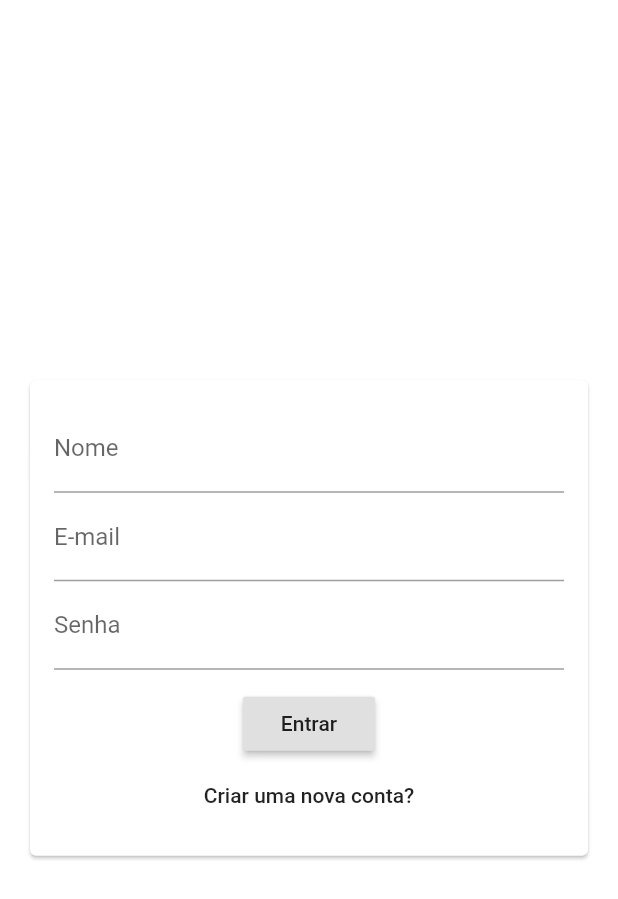
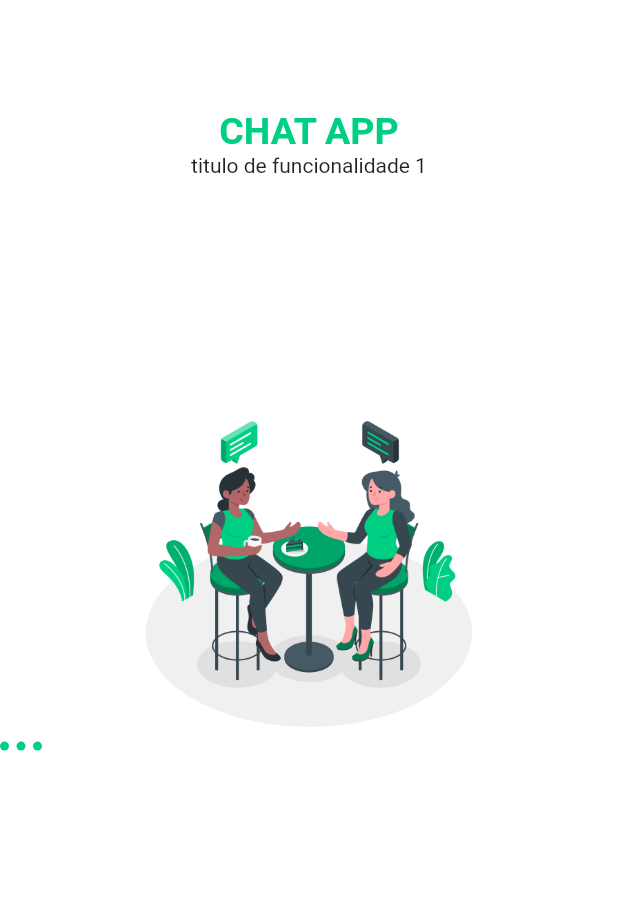
Before and after one commit to warleys14/chat_app, a Flutter app: the screen it shows after launch, on a phone screen of 412 x 824 dp. Shown: the top 899 px of the screen. Run offline on Flutter 3.47's test engine with Material 2 defaults, Android fonts, the phone set to English and light mode, and no system bars; our stand-ins replace cloud_firestore, firebase_core; accounts and stored records are empty.

Commit message:
onboarding screen and its widgets partially created TODO: finished page indicator and button

```diff
--- a/lib/main.dart
+++ b/lib/main.dart
@@ -1,4 +1,5 @@
 import 'package:chat_app/screens/auth_screen.dart';
+import 'package:chat_app/screens/onboarding/onboarding_screen.dart';
 import 'package:firebase_core/firebase_core.dart';
 import 'package:flutter/material.dart';
 
@@ -14,10 +15,10 @@ class MyApp extends StatelessWidget {
     return MaterialApp(
       debugShowCheckedModeBanner: false,
       theme: ThemeData(
-        primarySwatch: Colors.blue,
+        scaffoldBackgroundColor: Colors.white,
         visualDensity: VisualDensity.adaptivePlatformDensity,
       ),
-      home: AuthScreen(),
+      home: OnboardingScreen(), //AuthScreen(),
     );
   }
 }
--- /dev/null
+++ b/lib/screens/onboarding/onboarding_body.dart
@@ -0,0 +1,67 @@
+import 'package:chat_app/constants.dart';
+import 'package:chat_app/screens/onboarding/onboarding_content.dart';
+import 'package:flutter/material.dart';
+
+class Body extends StatefulWidget {
+  @override
+  _BodyState createState() => _BodyState();
+}
+
+class _BodyState extends State<Body> {
+  List<Map<String, String>> onboardingData = [
+    {
+      "title": "titulo de funcionalidade 1",
+      "image": "assets/images/conversation-chat.png"
+    },
+    {
+      "title": "titulo de funcionalidade 2",
+      "image": "assets/images/img-chat.png"
+    },
+    {
+      "title": "titulo de funcionalidade 3",
+      "image": "assets/images/people-chat.png"
+    },
+  ];
+
+  @override
+  Widget build(BuildContext context) {
+    return SafeArea(
+      child: SizedBox(
+        width: double.infinity,
+        child: Column(
+          children: [
+            Expanded(
+                flex: 3,
+                child: PageView.builder(
+                    itemCount: onboardingData.length,
+                    itemBuilder: (context, index) => OnboardingContent(
+                          image: onboardingData[index]["image"],
+                          text: onboardingData[index]["title"],
+                        ))),
+            Expanded(
+                flex: 2,
+                child: Column(
+                  children: [
+                    Row(
+                      children: List.generate(onboardingData.length,
+                          (index) => buildDot(index: index)),
+                    )
+                  ],
+                ))
+          ],
+        ),
+      ),
+    );
+  }
+
+  //TODO: Finish the page indicator and button
+  Container buildDot({int index}) {
+    return Container(
+      margin: EdgeInsets.only(right: 5),
+      width: 6,
+      height: 6,
+      decoration: BoxDecoration(
+          color: primaryColor, borderRadius: BorderRadius.circular(3)),
+    );
+  }
+}
--- /dev/null
+++ b/lib/screens/onboarding/onboarding_content.dart
@@ -0,0 +1,37 @@
+import 'package:flutter/material.dart';
+
+import '../../constants.dart';
+
+class OnboardingContent extends StatelessWidget {
+  const OnboardingContent({
+    Key key,
+    this.text,
+    this.image,
+  }) : super(key: key);
+
+  final String text;
+  final String image;
+
+  @override
+  Widget build(BuildContext context) {
+    return Column(
+      children: [
+        Spacer(),
+        Text(
+          "CHAT APP",
+          style: TextStyle(
+              color: primaryColor, fontSize: 25, fontWeight: FontWeight.bold),
+        ),
+        Text(text),
+        Spacer(
+          flex: 2,
+        ),
+        Image.asset(
+          image,
+          height: 230,
+          width: 230,
+        )
+      ],
+    );
+  }
+}
--- /dev/null
+++ b/lib/screens/onboarding/onboarding_screen.dart
@@ -0,0 +1,16 @@
+import 'package:chat_app/screens/onboarding/onboarding_body.dart';
+import 'package:flutter/material.dart';
+
+class OnboardingScreen extends StatefulWidget {
+  @override
+  _OnboardingScreenState createState() => _OnboardingScreenState();
+}
+
+class _OnboardingScreenState extends State<OnboardingScreen> {
+  @override
+  Widget build(BuildContext context) {
+    return Scaffold(
+      body: Body(),
+    );
+  }
+}
```
